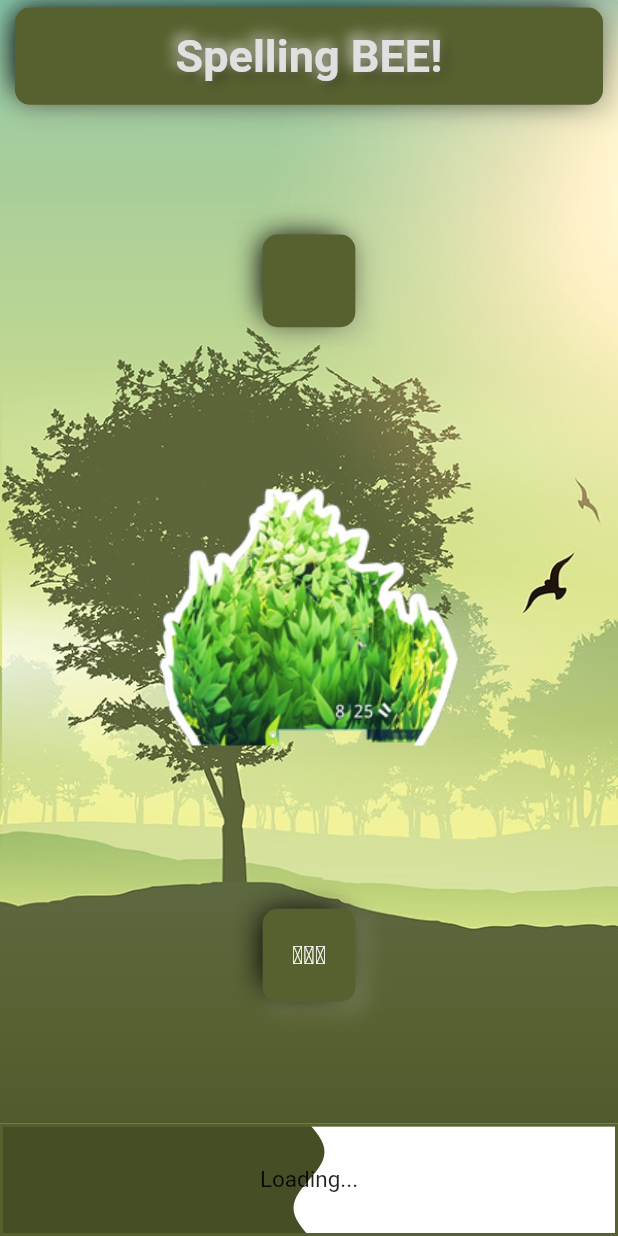
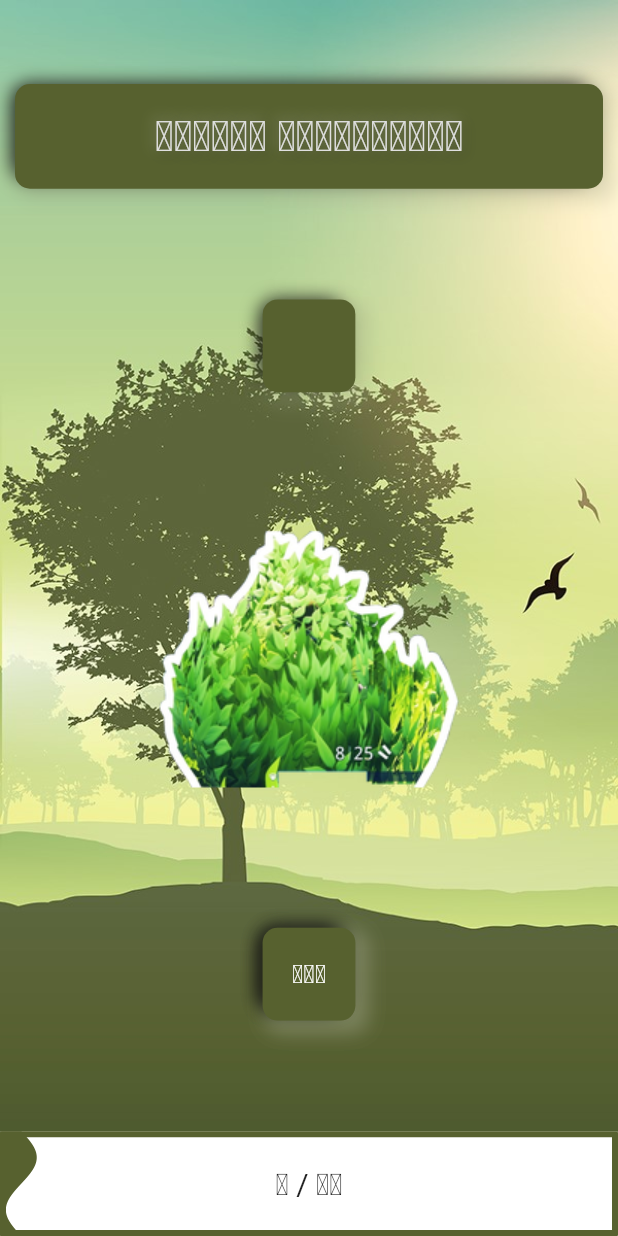
Before and after one commit to CodingWithTashi/TibetanLanguageLearningApp, a Flutter app: the SpellingBeePage screen opened by its route, on a phone screen of 412 x 824 dp. Run offline on Flutter 3.47's test engine with Material 2 defaults, Android fonts, the phone set to English and light mode, and no system bars; drawn by our look-alikes of liquid_progress_indicator; our stand-ins replace animated_text_kit, bloc, equatable, firebase_core, firebase_crashlytics, flutter_bloc and 7 more; missing offline and left inert: painter; accounts and stored records are empty; generated files the repository leaves out were written again; Roboto replaces fonts that are missing (jomolhari).

Commit message:
update ui, shadow and more. removed dialog for spelling bee

```diff
--- a/lib/presentation/game/spelling_bee/provider/spelling_bee_provider.dart
+++ b/lib/presentation/game/spelling_bee/provider/spelling_bee_provider.dart
@@ -17,20 +17,16 @@ class SpellingBeeProvider extends ChangeNotifier {
     lettersAnswered++;
     if (lettersAnswered == totalLetters) {
       wordAnswered++;
-      //print("word complees");
       if (wordAnswered == AppConstant.allWords.length) {
         sessionCompleted = true;
       }
+      if (sessionCompleted) {
         showDialog(
             barrierDismissible: false,
             context: context,
             builder: (_) {
-            String title = "Well Done";
-            String buttonText = "Generate New";
-            if (sessionCompleted) {
-              title = "All word completed";
-              buttonText = "Replay";
-            }
+              String title = "All word completed";
+              String buttonText = "Replay";
               return AlertDialog(
                 shape: RoundedRectangleBorder(
                   borderRadius: BorderRadius.circular(10),
@@ -57,19 +53,17 @@ class SpellingBeeProvider extends ChangeNotifier {
                       ),
                     ),
                     onTap: () {
-                    if (sessionCompleted) {
                       reset();
                       Navigator.of(context)
                           .pushReplacementNamed(SpellingBeePage.routeName);
-                    } else {
-                      requestWord(request: true);
-                      Navigator.of(context).pop();
-                    }
                     },
                   )
                 ],
               );
             });
+      } else {
+        requestWord(request: true);
+      }
     }
     notifyListeners();
   }
--- a/lib/presentation/game/spelling_bee/spelling_bee_page.dart
+++ b/lib/presentation/game/spelling_bee/spelling_bee_page.dart
@@ -21,6 +21,7 @@ class SpellingBeePage extends StatefulWidget {
 
 class _SpellingBeePageState extends State<SpellingBeePage> {
   List<Verb> _verbList = AppConstant.verbsList;
+  final verbListLength = AppConstant.verbsList.length;
   late List<String> _characterList, _dropCharacterList;
   late Verb selectedVerb;
   double total = 10.0;
@@ -47,6 +48,9 @@ class _SpellingBeePageState extends State<SpellingBeePage> {
               _getBackgroundImage(),
               Column(
                 children: [
+                  SizedBox(
+                    height: kToolbarHeight,
+                  ),
                   _getHeader(),
                   _getDropContent(),
                   _getImageForWord(),
@@ -92,24 +96,26 @@ class _SpellingBeePageState extends State<SpellingBeePage> {
   _getHeader() => Expanded(
         flex: 1,
         child: Container(
-          margin: EdgeInsets.symmetric(horizontal: 10, vertical: 5),
+          padding: EdgeInsets.all(5),
+          margin: EdgeInsets.symmetric(
+            horizontal: 10,
+          ),
           decoration: ApplicationUtil.getBoxDecorationOne(context),
           width: double.infinity,
-          height: 80,
           child: Center(
             child: Text(
-              'Spelling BEE!',
+              'དག་ཆ་། འགྲན་སྡུར།',
               style: TextStyle(
                   fontWeight: FontWeight.bold,
-                  fontSize: 30,
+                  fontSize: 28,
                   shadows: [
                     Shadow(
-                        offset: Offset(3, 3),
+                        offset: Offset(2, 2),
                         color: Colors.black38,
                         blurRadius: 10),
                     Shadow(
-                        offset: Offset(-3, -3),
-                        color: Colors.white.withOpacity(0.65),
+                        offset: Offset(-2, -2),
+                        color: Colors.white.withOpacity(0.35),
                         blurRadius: 10)
                   ],
                   color: Colors.grey.shade300),
@@ -161,19 +167,25 @@ class _SpellingBeePageState extends State<SpellingBeePage> {
         flex: 1,
         child: Container(
           child: LiquidLinearProgressIndicator(
-            value: 0.5, // Defaults to 0.5.
+            value: _getValue(), // Defaults to 0.5.
             valueColor: AlwaysStoppedAnimation(
-              Theme.of(context).primaryColorDark,
+              Theme.of(context).primaryColor,
             ), // Defaults to the current Theme's accentColor.
             backgroundColor: Colors
                 .white, // Defaults to the current Theme's backgroundColor.
             borderColor: Theme.of(context).primaryColor,
-            borderWidth: 2.0,
-            //borderRadius: 10.0,
+            borderWidth: 4.0,
+            borderRadius: 1.0,
+
             direction: Axis
                 .horizontal, // The direction the liquid moves (Axis.vertical = bottom to top, Axis.horizontal = left to right). Defaults to Axis.horizontal.
-            center: Text("Loading..."),
+            center: Text(
+              "${AppConstant.getTibetanNumberByNumber(number: (verbListLength - _verbList.length).toString())} / ${AppConstant.getTibetanNumberByNumber(number: verbListLength.toString())}",
+              style: TextStyle(fontSize: 20),
+            ),
           ),
         ),
       );
+
+  _getValue() => (verbListLength - _verbList.length) / verbListLength;
 }
--- a/lib/presentation/game/spelling_bee/widget/drag.dart
+++ b/lib/presentation/game/spelling_bee/widget/drag.dart
@@ -75,6 +75,11 @@ class _DragState extends State<Drag> {
                             ),
                           ),
                         ),
+                        child: Container(
+                          width: size.width * 0.15,
+                          height: size.width * 0.15,
+                          decoration:
+                              ApplicationUtil.getBoxDecorationOne(context),
                           child: Center(
                             child: Text(
                               widget.letter,
@@ -91,6 +96,7 @@ class _DragState extends State<Drag> {
                       ),
                     ),
                   ),
+          ),
         );
       },
     );
--- a/lib/presentation/game/spelling_bee/widget/drop.dart
+++ b/lib/presentation/game/spelling_bee/widget/drop.dart
@@ -45,10 +45,9 @@ class Drop extends StatelessWidget {
               );
             } else {
               return Container(
-                margin: EdgeInsets.symmetric(horizontal: 5),
-                decoration: ApplicationUtil.getBoxDecorationOne(context),
                 width: size.width * 0.15,
                 height: size.width * 0.15,
+                decoration: ApplicationUtil.getBoxDecorationOne(context),
               );
             }
           },
--- a/lib/util/application_util.dart
+++ b/lib/util/application_util.dart
@@ -15,15 +15,15 @@ class ApplicationUtil {
       borderRadius: BorderRadius.circular(10),
       boxShadow: [
         BoxShadow(
+            color: Colors.black,
+            offset: Offset(-5, -3),
+            spreadRadius: -4,
+            blurRadius: 10),
+        BoxShadow(
             color: Theme.of(context).primaryColorLight.withOpacity(0.3),
             offset: Offset(5, 5),
             spreadRadius: 3,
             blurRadius: 10),
-        BoxShadow(
-            color: Colors.black,
-            offset: Offset(-5, -3),
-            spreadRadius: -4,
-            blurRadius: 15),
       ],
     );
   }
@@ -34,15 +34,15 @@ class ApplicationUtil {
       borderRadius: BorderRadius.circular(10),
       boxShadow: [
         BoxShadow(
+            color: Colors.black,
+            offset: Offset(-5, -3),
+            spreadRadius: -4,
+            blurRadius: 10),
+        BoxShadow(
             color: Colors.white70.withOpacity(0.3),
             offset: Offset(5, 5),
             spreadRadius: 3,
             blurRadius: 10),
-        BoxShadow(
-            color: Colors.black,
-            offset: Offset(-5, -3),
-            spreadRadius: -4,
-            blurRadius: 15),
       ],
     );
   }
--- a/lib/util/constant.dart
+++ b/lib/util/constant.dart
@@ -55,6 +55,57 @@ class AppConstant {
   static const String WEB_URL = "https://tibetanlanguagelearningapp.web.app/#/";
   static const List<String> allWords = ["CAT", "PIG", "FOX", "LION"];
 
+  static String getTibetanNumberByNumber({required String number}) {
+    String finalNumber = "";
+    number.runes.forEach((element) {
+      switch (int.parse(String.fromCharCode(element))) {
+        case 0:
+          finalNumber += '༠';
+          break;
+        case 1:
+          finalNumber += '༡';
+          break;
+
+        case 2:
+          finalNumber += '༢';
+          break;
+
+        case 3:
+          finalNumber += '༣';
+          break;
+
+        case 4:
+          finalNumber += '༤';
+          break;
+
+        case 5:
+          finalNumber += '༥';
+          break;
+
+        case 6:
+          finalNumber += '༦';
+          break;
+
+        case 7:
+          finalNumber += '༧';
+          break;
+
+        case 8:
+          finalNumber += '༨';
+          break;
+
+        case 9:
+          finalNumber += '༩';
+          break;
+
+        default:
+          finalNumber += '༠';
+          break;
+      }
+    });
+    return finalNumber;
+  }
+
   static List<Verb> verbsList = [
     Verb(
       fileName: 'phone',
@@ -65,11 +116,15 @@ class AppConstant {
         fileName: 'balloon',
         word: 'སྒང་ཕུག།',
         characterList: ['སྒ', 'ང་', 'ཕུ', 'ག།']),
-    Verb(fileName: 'duck', word: 'ངང་པ།'),
+    Verb(
+      fileName: 'duck',
+      word: 'ངང་པ།',
+      characterList: ['ང', 'ང་', 'པ།'],
+    ),
     Verb(
       fileName: 'chain',
       word: 'ལྕགས་ཐག།',
-      characterList: ['ང', 'ང་', 'པ།'],
+      characterList: ['ལྕ', 'ག', 'ས་', 'ཐ', 'ག།'],
     ),
     Verb(
       fileName: 'water',
```
Lines whose indentation alone changed are shown as unchanged.
